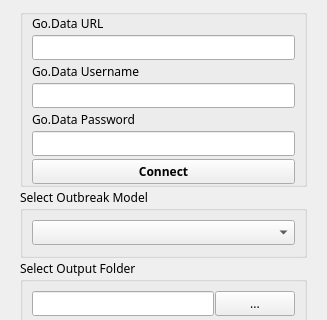
The window that GoData_dialog_base.ui (WorldHealthOrganization/godata-extract-qgis-plugin) describes before a commit, drawn with Qt 5; both pictures show x 0 to 327 and y 0 to 320 of the 327 by 579 pixel window.
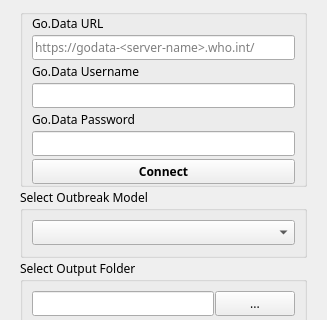
The same window after the commit.

What changed in the file:
```diff
--- a/GoData_dialog_base.ui
+++ b/GoData_dialog_base.ui
@@ -233,6 +233,9 @@
                <property name="maxLength">
                 <number>500</number>
                </property>
+               <property name="placeholderText">
+                <string>https://godata-&lt;server-name&gt;.who.int/</string>
+               </property>
               </widget>
              </item>
              <item>
```
